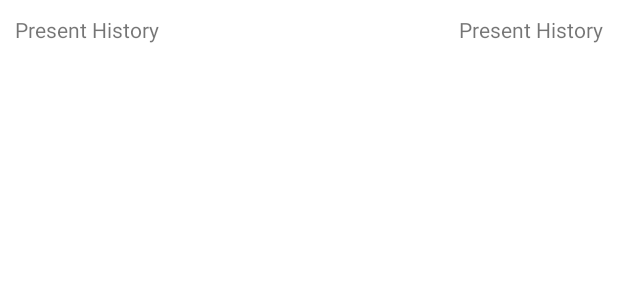
After one commit to soeun-kang/GiftGori, an Android app: the layout item_present_history.xml on its own in the app's theme, with its tools: preview values and no code run, on a phone screen of 412 x 824 dp. The commit adds this screen. Shown: the top 300 px of the screen. Run offline under Robolectric (Android 15) with nearby library versions, the light colour scheme and no system bars.

Commit message:
popup present history 구현

```diff
--- /dev/null
+++ b/app/src/main/res/layout/item_present_history.xml
@@ -0,0 +1,21 @@
+<?xml version="1.0" encoding="utf-8"?>
+<LinearLayout xmlns:android="http://schemas.android.com/apk/res/android"
+    android:layout_width="match_parent"
+    android:layout_height="wrap_content"
+    android:orientation="horizontal"
+    android:padding="10dp">
+
+    <TextView
+        android:id="@+id/presentName"
+        android:layout_width="wrap_content"
+        android:layout_height="wrap_content"
+        android:layout_weight="1"
+        android:text="Present History" />
+
+    <TextView
+        android:id="@+id/presentDate"
+        android:layout_width="wrap_content"
+        android:layout_height="wrap_content"
+        android:layout_gravity="end"
+        android:text="Present History" />
+</LinearLayout>
```
Also changed, not shown: app/src/main/java/com/example/tabs/ui/contacts/ContactsFragment.kt (+19 -0 lines), app/src/main/java/com/example/tabs/ui/contacts/popup/PresentHistoryAdapter.kt (added, +41 -0 lines).
